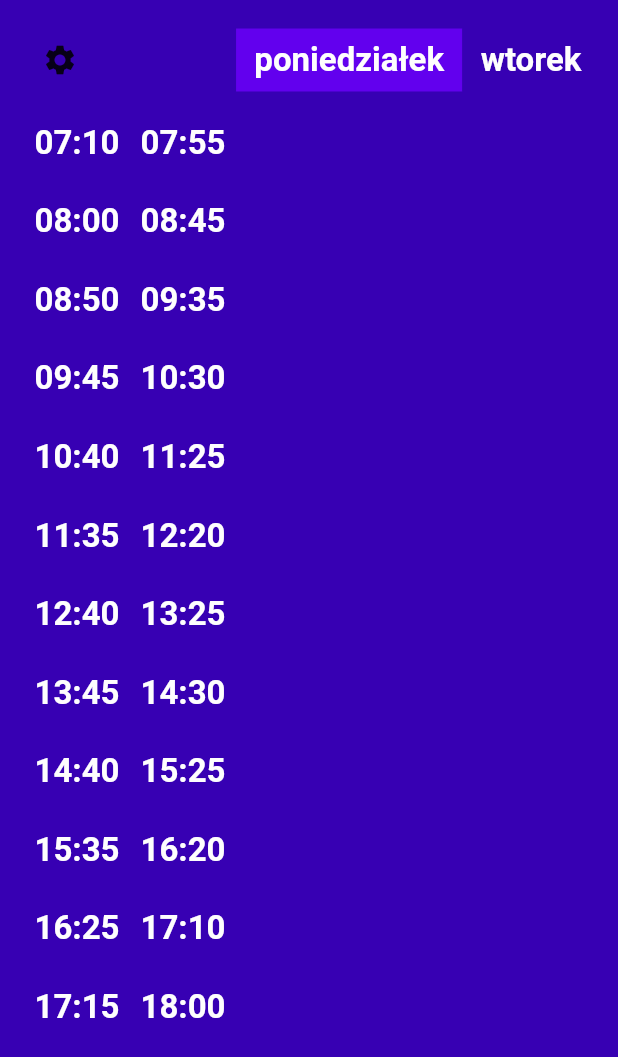
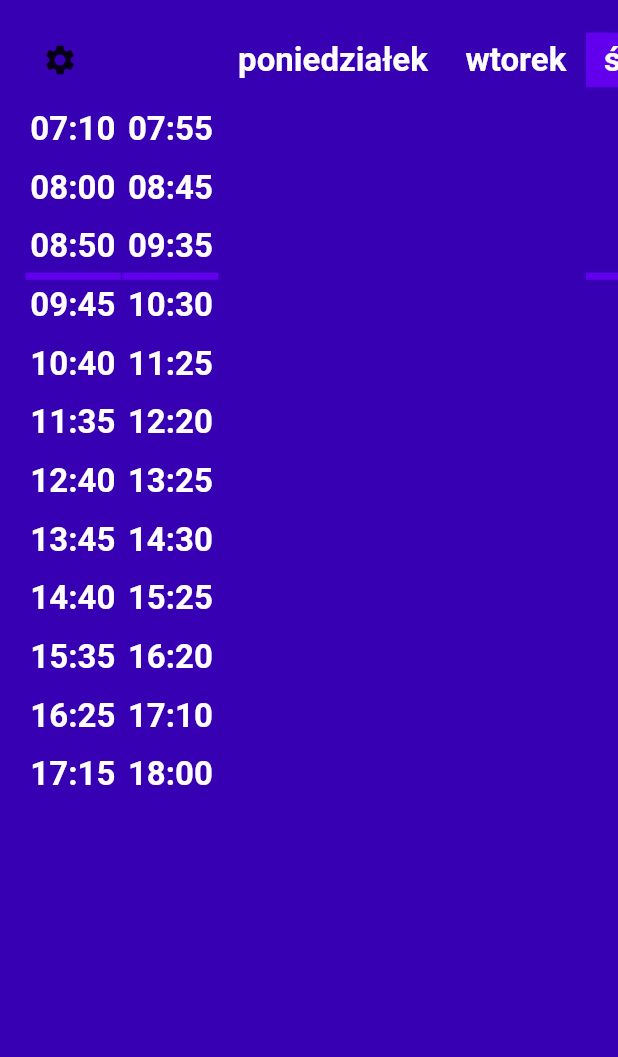
Before and after one commit to alkor97/week_plan_flutter, a Flutter app: the screen it shows after launch, on a phone screen of 412 x 824 dp. Shown: the top 1057 px of the screen. Run offline on Flutter 3.47's test engine with Material 2 defaults, Android fonts, the phone set to English and light mode, and no system bars; network calls fail.

Commit message:
Time table compacted

```diff
--- a/lib/main.dart
+++ b/lib/main.dart
@@ -39,9 +39,6 @@ class MyHomePage extends StatefulWidget {
 }
 
 class _MyHomePageState extends State<MyHomePage> {
-  final _rowHeightMultiplier = 1.5;
-  final _rowSeparatorMultiplier = 0.25;
-
   final DataProvider dataProvider = DataProviders.remote();
   bool shortenedTimeSlots = false;
   bool allTimeSlots = false;
@@ -111,9 +108,9 @@ class _MyHomePageState extends State<MyHomePage> {
     return fontSize! * height!;
   }
 
-  double get _rowHeight => _rowHeightMultiplier * _textHeight();
+  double get _rowHeight => _textHeight() * 1.2;
 
-  double get _rowSeparatorHeight => _rowHeight * _rowSeparatorMultiplier;
+  double get _rowSeparatorHeight => _rowHeight / 6.0;
 
   TextStyle? _textStyle({bool smaller = false, bool bold = false}) =>
       (smaller ? _smallerTextStyle(bold: bold) : _defaultTextStyle(bold: bold))
@@ -122,13 +119,13 @@ class _MyHomePageState extends State<MyHomePage> {
   Widget _text(String text, {bool smaller = false, bool bold = false}) =>
       Text(text, style: _textStyle(smaller: smaller, bold: bold));
 
-  double get _defaultPadding => _rowHeight / 6.0;
+  double get _defaultPadding => _rowHeight / 8.0;
 
-  double get _verticalPadding => _rowHeight / 12.0;
+  double get _verticalPadding => 0.0;
 
   double get _smallerPadding => _rowHeight / 24.0;
 
-  double get _columnPadding => _rowHeight / 8.0;
+  double get _columnPadding => _rowHeight / 4.0;
 
   EdgeInsets get _leftPadding => EdgeInsets.fromLTRB(
       _defaultPadding, _verticalPadding, _smallerPadding, _verticalPadding);
@@ -142,18 +139,16 @@ class _MyHomePageState extends State<MyHomePage> {
   Color _backgroundColor(bool highlighted) =>
       highlighted ? _highlightedColor : _normalColor;
 
-  Widget _left(String text) => Expanded(
+  Widget _subject(String text) => Expanded(
           child: Container(
         padding: _leftPadding,
         height: _rowHeight,
-        alignment: Alignment.centerRight,
+        alignment: Alignment.topRight,
         child: _text(text),
       ));
 
-  Widget _right(String text,
-          {
-          bool smaller = false,
-          Alignment alignment = Alignment.bottomLeft}) =>
+  Widget _location(String text,
+          {bool smaller = false, Alignment alignment = Alignment.bottomLeft}) =>
       Container(
         padding: _rightPadding,
         height: _rowHeight,
@@ -180,8 +175,8 @@ class _MyHomePageState extends State<MyHomePage> {
 
   Widget _row(String name, String location) => Row(
         children: [
-          _left(name),
-          _right(location, smaller: true),
+          _subject(name),
+          _location(location, smaller: true),
         ],
       );
 
@@ -201,10 +196,11 @@ class _MyHomePageState extends State<MyHomePage> {
   Widget _cellPadding(Widget widget, bool highlighted) => Container(
       color: _backgroundColor(highlighted),
       child: Padding(
-      padding: EdgeInsets.symmetric(horizontal: _columnPadding), child: widget));
+          padding: EdgeInsets.symmetric(horizontal: _columnPadding),
+          child: widget));
 
-  Widget _weekDayWidget(WeekDay weekDay, bool highlighted) =>
-      _cellPadding(_center(_text(formatWeekDay(weekDay), bold: true)), highlighted);
+  Widget _weekDayWidget(WeekDay weekDay, bool highlighted) => _cellPadding(
+      _center(_text(formatWeekDay(weekDay), bold: true)), highlighted);
 
   PopupMenuItem<int> _switchMenuOption(
           String title, bool Function() getState, Function(bool) onChange) =>
@@ -238,7 +234,8 @@ class _MyHomePageState extends State<MyHomePage> {
       );
 
   List<TableRow> _createRows() {
-    final now = DateTime.now();
+    //final now = DateTime.now();
+    final now = new DateTime(2023, 10, 11, 9, 37);
     final currentWeekDay = WeekDay.of(now);
 
     final weekPlan = WeekPlanProvider().from(
@@ -260,8 +257,7 @@ class _MyHomePageState extends State<MyHomePage> {
         rows.add(TableRow(children: [
           _rowSeparator(isActive),
           _rowSeparator(isActive),
-          ...weekDays.map(
-              (e) => _rowSeparator(isActive && e == currentWeekDay))
+          ...weekDays.map((e) => _rowSeparator(isActive && e == currentWeekDay))
         ]));
       } else {
         // content row
@@ -270,9 +266,11 @@ class _MyHomePageState extends State<MyHomePage> {
           ...weekDays.map((weekDay) {
             final content = weekPlan.get(on: weekDay, at: timeSlot);
             final highlight = isActive && weekDay == currentWeekDay;
-            return _cellPadding(content != null
+            return _cellPadding(
+                content != null
                     ? _row(content.subject, content.location)
-                : _emptyRow(), highlight);
+                    : _emptyRow(),
+                highlight);
           })
         ]));
       }
@@ -286,18 +284,20 @@ class _MyHomePageState extends State<MyHomePage> {
       backgroundColor: _normalColor,
       body: SingleChildScrollView(
         scrollDirection: Axis.horizontal,
-        child: SafeArea(child: SingleChildScrollView(
+        child: SafeArea(
+          child: SingleChildScrollView(
             scrollDirection: Axis.vertical,
             child: Padding(
               padding: const EdgeInsets.all(16.0),
               child: Table(
-                border: TableBorder.all(color: _normalColor, width: 0.1),
+                  border: TableBorder.all(color: _normalColor),
                   defaultColumnWidth: const IntrinsicColumnWidth(),
                   defaultVerticalAlignment: TableCellVerticalAlignment.middle,
                   children: _createRows()),
             ),
           ),
-      ),),
+        ),
+      ),
     );
   }
 }
```
Lines whose indentation alone changed are shown as unchanged.
